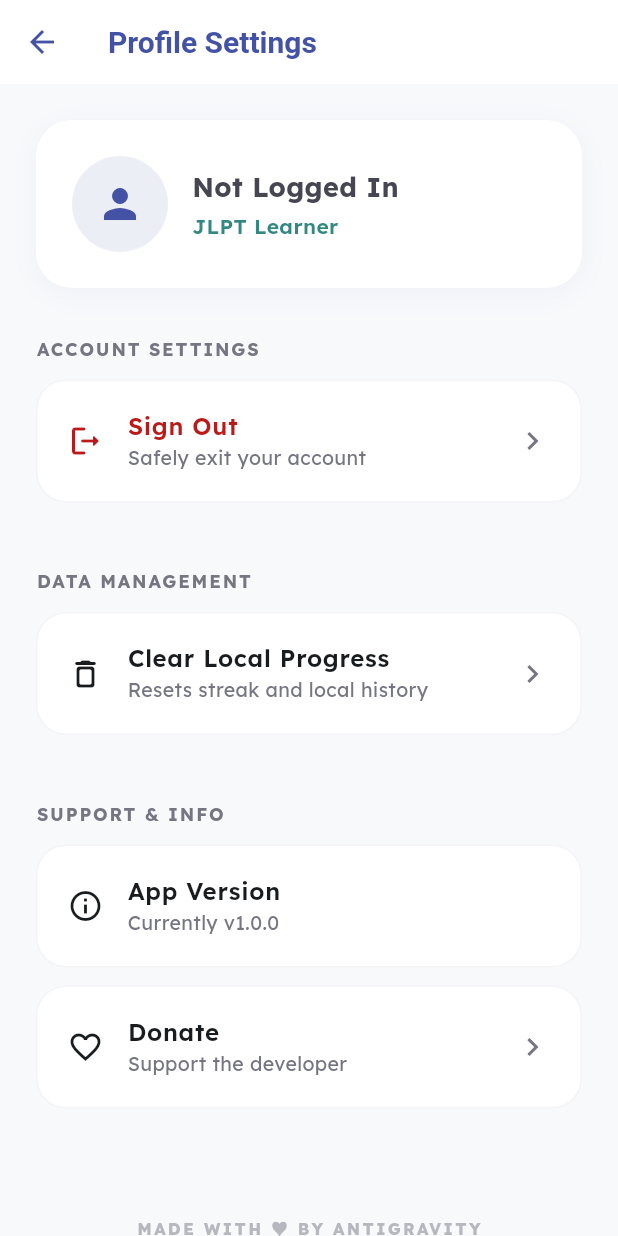
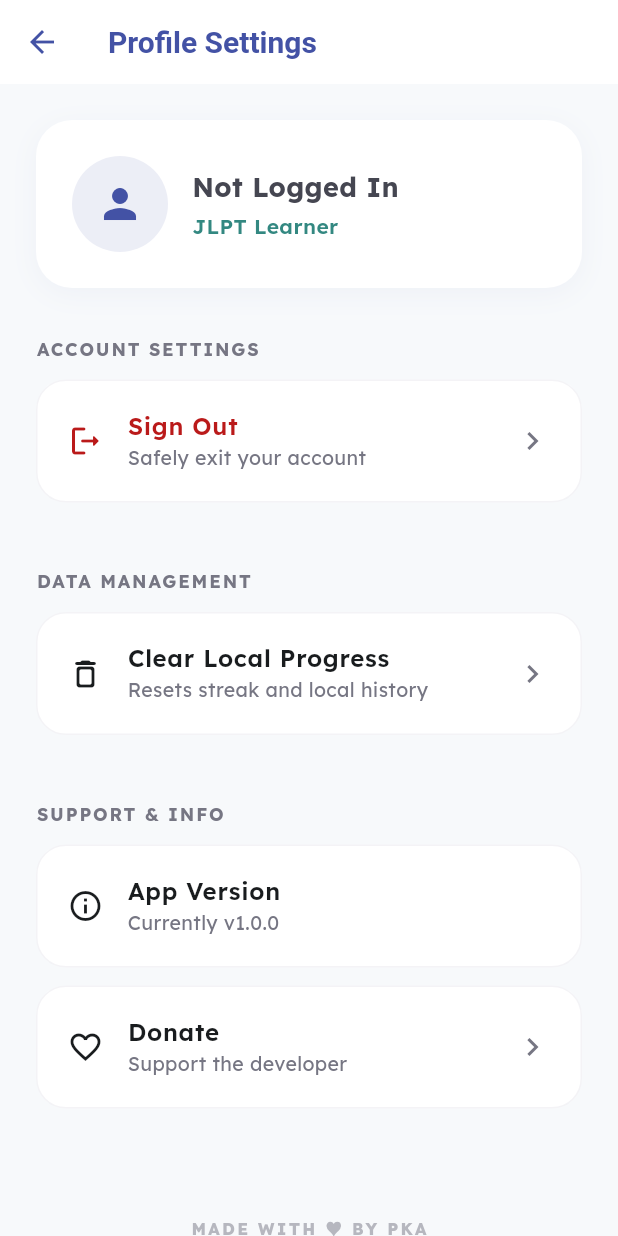
Before and after one commit to Rumnn/KJ-App, a Flutter app: the SettingsScreen screen opened by its route, on a phone screen of 412 x 824 dp. Run offline on Flutter 3.47's test engine with Material 3 defaults, Android fonts, the phone set to English and light mode, and no system bars; our stand-ins replace dio, fl_chart, flutter_riverpod, go_router, google_fonts, hive_flutter and 3 more; missing offline and left inert: google_mlkit_digital_ink_recognition, stroke_order_animator; accounts and stored records are empty.

Commit message:
fix text

```diff
--- a/lib/screens/settings/settingsScreen.dart
+++ b/lib/screens/settings/settingsScreen.dart
@@ -128,7 +128,7 @@ class SettingsScreen extends ConsumerWidget {
           const SizedBox(height: 60),
           Center(
             child: Text(
-              'MADE WITH ♥ BY ANTIGRAVITY',
+              'MADE WITH ♥ BY PKA',
               style: TextStyle(
                 fontSize: 11,
                 fontWeight: FontWeight.w800,
```
